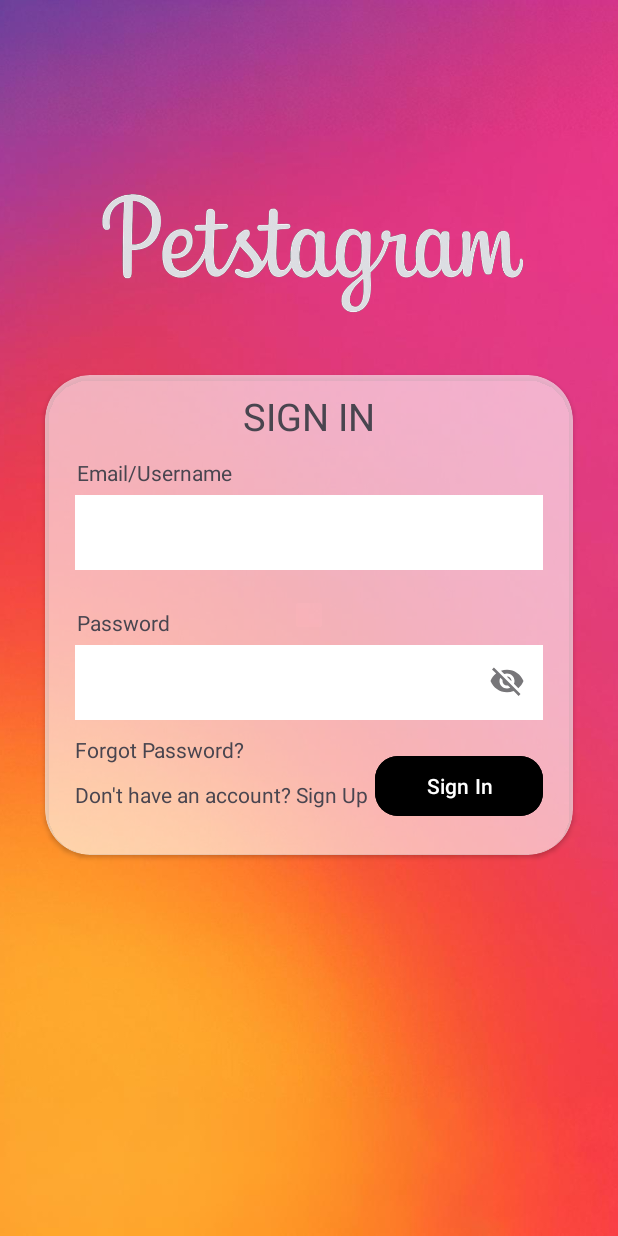
After one commit to Preeeetttt22/petstagram, an Android app: the LoginActivity screen opened directly, with no data from a screen before it, on a phone screen of 412 x 824 dp. The commit adds this screen. Run offline under Robolectric (Android 15) with nearby library versions, the phone set to English and light mode, and no system bars.

Commit message:
till login done

```diff
--- /dev/null
+++ b/app/src/main/java/com/example/petstagram/LoginActivity.kt
@@ -0,0 +1,89 @@
+package com.example.petstagram // <-- Make sure this matches your project's package name
+
+import android.content.Intent
+import androidx.appcompat.app.AppCompatActivity
+import android.os.Bundle
+import android.widget.Toast
+import com.example.petstagram.databinding.ActivityLoginBinding // <-- This is auto-generated from your XML file name
+
+class LoginActivity : AppCompatActivity() {
+
+    // Declare the binding variable for your layout
+    private lateinit var binding: ActivityLoginBinding
+
+    override fun onCreate(savedInstanceState: Bundle?) {
+        super.onCreate(savedInstanceState)
+
+        // Inflate the layout using View Binding and set it as the content view
+        binding = ActivityLoginBinding.inflate(layoutInflater)
+        setContentView(binding.root)
+
+        // Set up the click listeners for the button and text views
+        setupClickListeners()
+    }
+
+    private fun setupClickListeners() {
+        // 1. Sign In Button Click Listener
+        binding.buttonSignIn.setOnClickListener {
+            handleSignIn()
+        }
+
+        // 2. Forgot Password Text Click Listener
+        binding.textForgotPassword.setOnClickListener {
+            // In a real app, you would navigate to a ForgotPasswordActivity
+            Toast.makeText(this, "Forgot Password clicked!", Toast.LENGTH_SHORT).show()
+        }
+
+        // 3. Sign Up Text Click Listener
+        binding.textSignUp.setOnClickListener {
+            // In a real app, you would navigate to a SignUpActivity
+            // Example:
+            // val intent = Intent(this, SignUpActivity::class.java)
+            // startActivity(intent)
+            Toast.makeText(this, "Sign Up clicked!", Toast.LENGTH_SHORT).show()
+        }
+    }
+
+    private fun handleSignIn() {
+        // To get text from a TextInputLayout, you access its inner 'editText' property.
+        // The '?.' is a safe call in case the editText is null.
+        val emailOrUsername = binding.editTextEmail.editText?.text.toString().trim()
+        val password = binding.editTextPassword.editText?.text.toString().trim()
+
+        // --- VALIDATION ---
+        // Clear any previous errors
+        binding.editTextEmail.error = null
+        binding.editTextPassword.error = null
+
+        if (emailOrUsername.isEmpty()) {
+            // Set an error on the TextInputLayout, which is a better UX
+            binding.editTextEmail.error = "Email/Username is required"
+            return // Stop the function
+        }
+
+        if (password.isEmpty()) {
+            binding.editTextPassword.error = "Password is required"
+            return // Stop the function
+        }
+
+        // --- AUTHENTICATION ---
+        // This is the section where you can edit the correct username and password.
+        // In a real app, you'd check this against a database or an API.
+        val correctUsername = "admin"
+        val correctPassword = "password123"
+
+        if (emailOrUsername == correctUsername && password == correctPassword) {
+            // Login Successful
+            Toast.makeText(this, "Sign In Successful!", Toast.LENGTH_SHORT).show()
+
+            // After successful login, you would typically navigate to the main part of your app.
+            // For example:
+            // val intent = Intent(this, MainActivity::class.java)
+            // startActivity(intent)
+            // finish() // Close the LoginActivity so the user can't press 'back' to return to it.
+        } else {
+            // Login Failed
+            Toast.makeText(this, "Invalid credentials. Please try again.", Toast.LENGTH_LONG).show()
+        }
+    }
+}
--- /dev/null
+++ b/app/src/main/java/com/example/petstagram/SignUpActivity.kt
@@ -0,0 +1,4 @@
+package com.example.petstagram
+
+class SignUpActivity {
+}
--- /dev/null
+++ b/app/src/main/res/layout/activity_login.xml
@@ -0,0 +1,126 @@
+<?xml version="1.0" encoding="utf-8"?>
+<androidx.constraintlayout.widget.ConstraintLayout xmlns:android="http://schemas.android.com/apk/res/android"
+    xmlns:app="http://schemas.android.com/apk/res-auto"
+    xmlns:tools="http://schemas.android.com/tools"
+    android:layout_width="match_parent"
+    android:layout_height="match_parent"
+    tools:context=".LoginActivity">
+
+    <ImageView
+        android:layout_width="match_parent"
+        android:layout_height="match_parent"
+        android:src="@drawable/appbg"
+        android:scaleType="centerCrop"
+        app:layout_constraintRight_toRightOf="parent"
+        app:layout_constraintTop_toTopOf="parent"
+        app:layout_constraintLeft_toLeftOf="parent"
+        />
+
+    <ImageView
+        android:id="@+id/imageView2"
+        android:layout_width="wrap_content"
+        android:layout_height="330dp"
+        android:src="@drawable/logoname"
+        app:layout_constraintLeft_toLeftOf="parent"
+        app:layout_constraintRight_toRightOf="parent"
+        app:layout_constraintTop_toTopOf="parent"/>
+
+
+    <androidx.cardview.widget.CardView
+        android:layout_width="match_parent"
+        android:layout_height="320dp"
+        app:layout_constraintRight_toRightOf="parent"
+        app:layout_constraintTop_toTopOf="parent"
+        app:layout_constraintLeft_toLeftOf="parent"
+        android:layout_marginTop="250dp"
+        android:layout_marginLeft="30dp"
+        android:layout_marginRight="30dp"
+        app:cardCornerRadius="30dp"
+        android:backgroundTint="#99FFFFFF">
+
+      <TextView
+          android:layout_width="match_parent"
+          android:layout_height="wrap_content"
+          android:id="@+id/login"
+          android:text="SIGN IN"
+          android:textSize="25dp"
+          android:gravity="center"
+          android:textAlignment="center"
+          android:layout_marginTop="10dp"
+          />
+
+        <TextView
+            android:layout_width="wrap_content"
+            android:layout_height="wrap_content"
+            android:text="Email/Username"
+            android:layout_marginTop="55dp"
+            android:layout_marginLeft="21dp"/>
+
+        <com.google.android.material.textfield.TextInputLayout
+            android:layout_width="match_parent"
+            android:layout_height="50dp"
+            android:id="@+id/editTextEmail"
+            android:background="@color/white"
+            android:layout_marginTop="80dp"
+            android:layout_marginLeft="20dp"
+            android:layout_marginRight="20dp"
+            app:boxCornerRadiusBottomEnd="30dp"
+            app:boxCornerRadiusBottomStart="30dp"
+            app:boxCornerRadiusTopEnd="30dp"
+            app:boxCornerRadiusTopStart="30dp"
+            />
+
+        <TextView
+            android:layout_width="wrap_content"
+            android:layout_height="wrap_content"
+            android:text="Password"
+            android:layout_marginTop="155dp"
+            android:layout_marginLeft="21dp"/>
+
+        <com.google.android.material.textfield.TextInputLayout
+            android:layout_width="match_parent"
+            android:layout_height="50dp"
+            style="@style/Widget.MaterialComponents.TextInputLayout.OutlinedBox"
+            android:id="@+id/editTextPassword"
+            app:endIconMode="password_toggle"
+            android:background="@color/white"
+            android:layout_marginTop="180dp"
+            android:layout_marginLeft="20dp"
+            android:layout_marginRight="20dp"
+            app:boxCornerRadiusBottomEnd="30dp"
+            app:boxCornerRadiusBottomStart="30dp"
+            app:boxCornerRadiusTopEnd="30dp"
+            app:boxCornerRadiusTopStart="30dp"
+            />
+
+        <com.google.android.material.button.MaterialButton
+            android:layout_width="match_parent"
+            android:layout_height="wrap_content"
+            android:id="@+id/buttonSignIn"
+            android:layout_marginTop="250dp"
+            android:layout_marginLeft="220dp"
+            android:backgroundTint="@color/black"
+            android:layout_marginRight="20dp"
+            app:cornerRadius="15dp"
+            android:text="Sign In"
+            />
+
+        <TextView
+            android:layout_width="wrap_content"
+            android:layout_height="wrap_content"
+            android:id="@+id/textForgotPassword"
+            android:text="Forgot Password?"
+            android:layout_marginTop="240dp"
+            android:layout_marginLeft="20dp"/>
+
+        <TextView
+            android:layout_width="wrap_content"
+            android:layout_height="wrap_content"
+            android:id="@+id/textSignUp"
+            android:text="Don't have an account? Sign Up"
+            android:layout_marginTop="270dp"
+            android:layout_marginLeft="20dp"/>
+
+    </androidx.cardview.widget.CardView>
+
+</androidx.constraintlayout.widget.ConstraintLayout>
--- a/app/src/main/res/values/strings.xml
+++ b/app/src/main/res/values/strings.xml
@@ -1,3 +1,4 @@
 <resources>
     <string name="app_name">Petstagram</string>
+    <string name="paw_icon">Paw print icon</string>
 </resources>
--- a/build.gradle.kts
+++ b/build.gradle.kts
@@ -1,5 +1,6 @@
 // Top-level build file where you can add configuration options common to all sub-projects/modules.
 plugins {
     id("com.android.application") version "8.2.0-rc03" apply false
-    id("org.jetbrains.kotlin.android") version "1.9.10" apply false
+    id("org.jetbrains.kotlin.android") version "2.1.0" apply false
+    id("com.google.gms.google-services") version "4.4.2" apply false
 }
```
Also changed, not shown: app/build.gradle.kts (+9 -1 lines), app/src/main/AndroidManifest.xml (+17 -1 lines), app/src/main/java/com/example/petstagram/DashboardActivity.kt (added, +11 -0 lines), app/src/main/java/com/example/petstagram/ForgotPasswordActivity.kt (added, +11 -0 lines), app/src/main/java/com/example/petstagram/LandingActivity.kt (added, +24 -0 lines), app/src/main/java/com/example/petstagram/SplashActivity.kt (added, +27 -0 lines), app/src/main/res/layout/activity_dashboard.xml (added, +9 -0 lines), app/src/main/res/layout/activity_forgot_password.xml (added, +9 -0 lines), app/src/main/res/layout/activity_landing.xml (added, +62 -0 lines), app/src/main/res/layout/activity_main.xml (+3 -12 lines), app/src/main/res/layout/activity_splash.xml (added, +15 -0 lines), app/src/main/res/drawable/appbg.jpg (added), app/src/main/res/drawable/bg.jpg (added), app/src/main/res/drawable/logoname.png (added), 1 other file.
